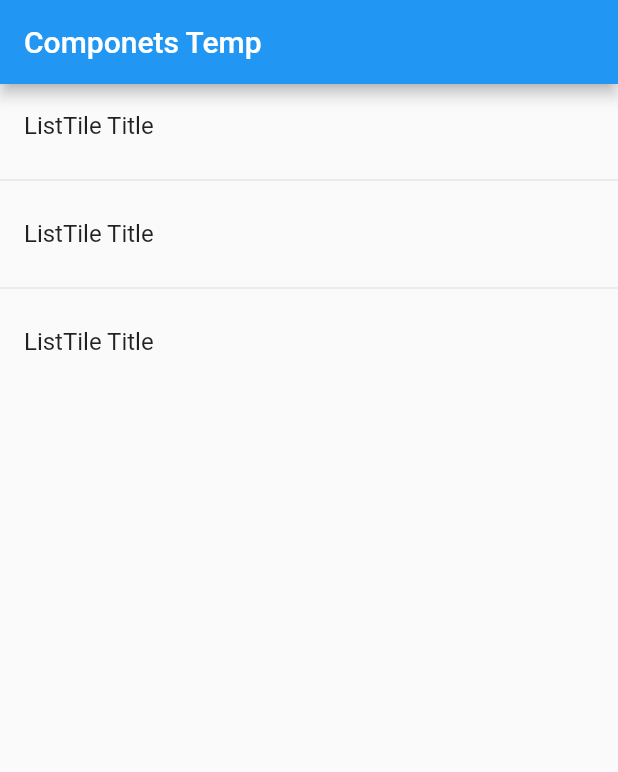
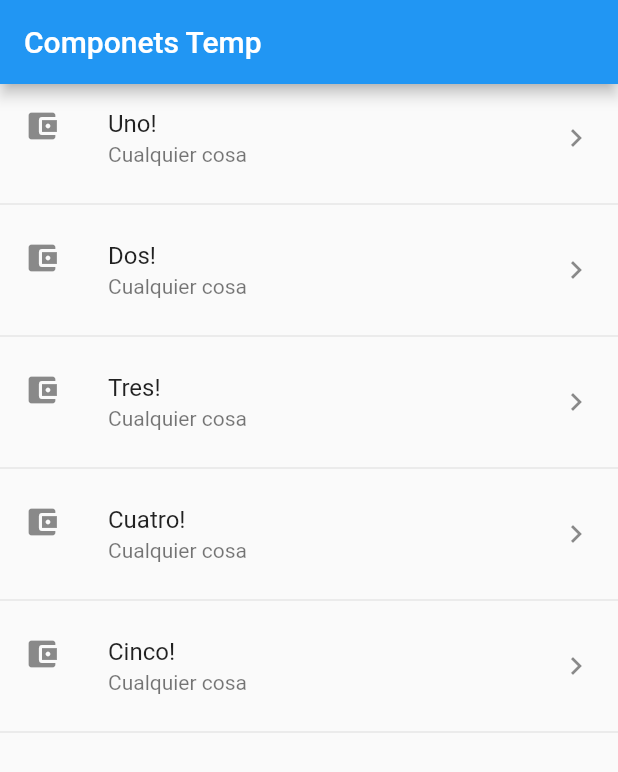
Before and after one commit to ramirexweb/FlutterComponents, a Flutter app: the screen it shows after launch, on a phone screen of 412 x 824 dp. Shown: the top 772 px of the screen. Run offline on Flutter 3.47's test engine with Material 2 defaults, Android fonts, the phone set to English and light mode, and no system bars.

Commit message:
terminamos clase 5

```diff
--- a/lib/src/pages/home_temp.dart
+++ b/lib/src/pages/home_temp.dart
@@ -1,19 +1,43 @@
 import 'package:flutter/material.dart';
 
 class HomePageTemp extends StatelessWidget {
+  final opciones = ['Uno', 'Dos', 'Tres', 'Cuatro', 'Cinco'];
   @override
   Widget build(BuildContext context) {
     return Scaffold(
       appBar: AppBar(title: Text('Componets Temp')),
       body: ListView(
-        children: [
-          ListTile(title: Text('ListTile Title')),
-          Divider(),
-          ListTile(title: Text('ListTile Title')),
-          Divider(),
-          ListTile(title: Text('ListTile Title'))
-        ],
+        children: _crearItemsCorta(),
       ),
     );
   }
+
+  List<Widget> _crearItems() {
+    List<Widget> lista = [];
+    for (String opt in opciones) {
+      final tempWidget = ListTile(
+        title: Text(opt),
+      );
+
+      lista..add(tempWidget)..add(Divider());
+    }
+    return lista;
+  }
+
+  List<Widget> _crearItemsCorta() {
+    return opciones.map((item) {
+      return Column(
+        children: [
+          ListTile(
+            title: Text(item + "!"),
+            subtitle: Text('Cualquier cosa'),
+            leading: Icon(Icons.account_balance_wallet),
+            trailing: Icon(Icons.keyboard_arrow_right),
+            onTap: () {},
+          ),
+          Divider()
+        ],
+      );
+    }).toList();
+  }
 }
```
